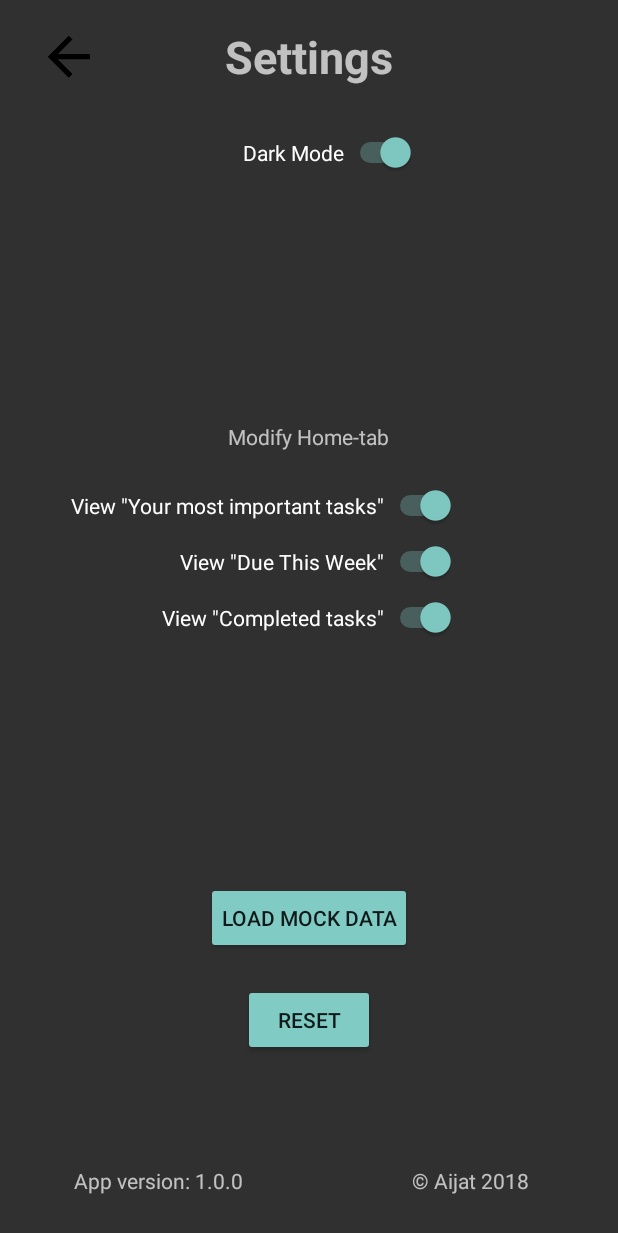
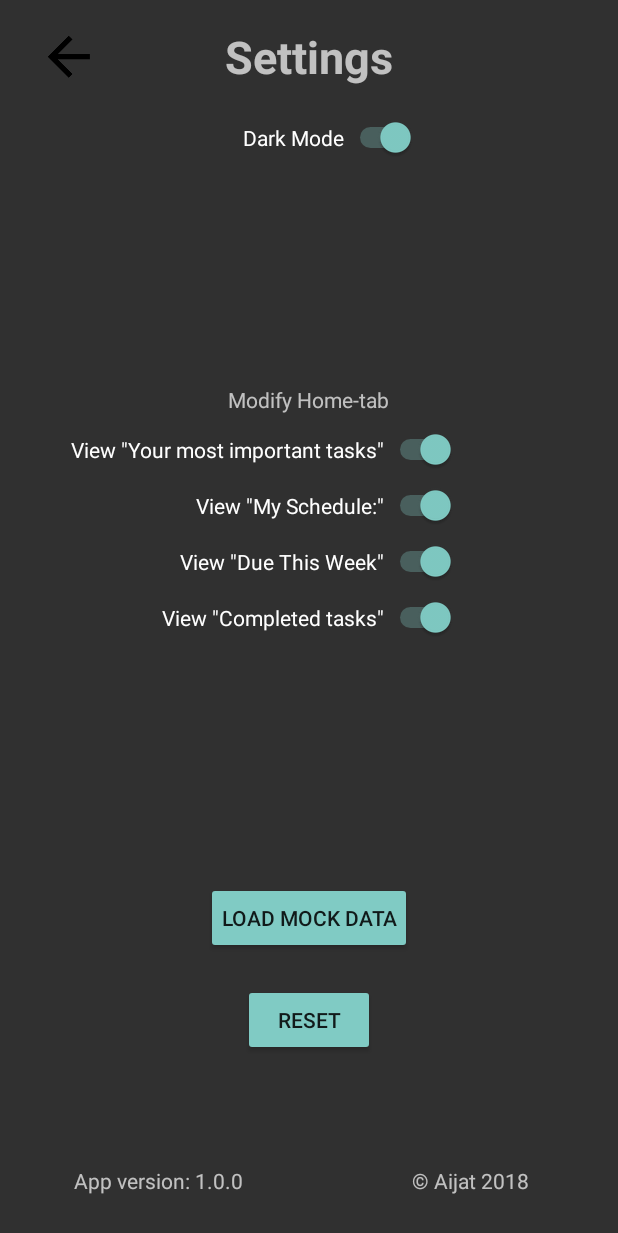
Before and after one commit to laakko/juggernaul, an Android app: the SettingsActivity screen opened directly, with no data from a screen before it, on a phone screen of 412 x 824 dp. Shown: the top 1233 px of the screen. Run offline under Robolectric (Android 15) with nearby library versions, the phone set to English and light mode, and no system bars.

Commit message:
New functionality to home tab: user can add (and remove) tasks to a schedule list

```diff
--- a/juggernaul/app/src/main/java/com/aijat/juggernaul/SettingsActivity.java
+++ b/juggernaul/app/src/main/java/com/aijat/juggernaul/SettingsActivity.java
@@ -21,8 +21,8 @@ public class SettingsActivity extends AppCompatActivity {
     private Button resetBtn;
     private Button generateMockDataBtn;
     private ImageButton backBtn;
-    private Switch darkSwitch, completedSwitch, dueSwitch, importantSwitch;
-    public static boolean completedtasks, duetasks, importanttasks;
+    private Switch darkSwitch, completedSwitch, dueSwitch, importantSwitch, scheduleSwitch;
+    public static boolean completedtasks, duetasks, importanttasks, scheduledtasks;
     // Handle back button
     @Override
     public boolean onKeyDown(int keyCode, KeyEvent event)  {
@@ -48,12 +48,14 @@ public class SettingsActivity extends AppCompatActivity {
         completedSwitch = findViewById(R.id.switchCompleted);
         dueSwitch = findViewById(R.id.switchDueWeek);
         importantSwitch = findViewById(R.id.switchImportant);
+        scheduleSwitch = findViewById(R.id.switchSchedule);
 
         // Save switch states
         darkSwitch.setChecked(sharedPrefs.getBoolean("dark", true));
         completedSwitch.setChecked(sharedPrefs.getBoolean("completedtasks", true));
         dueSwitch.setChecked(sharedPrefs.getBoolean("duetasks", true));
         importantSwitch.setChecked(sharedPrefs.getBoolean("importanttasks", true));
+        scheduleSwitch.setChecked(sharedPrefs.getBoolean("scheduledtasks", true));
 
 
         // Set app background to dark
@@ -139,6 +141,26 @@ public class SettingsActivity extends AppCompatActivity {
             }
         });
 
+        // scheduled tasks - switch
+        scheduleSwitch.setOnClickListener(new View.OnClickListener() {
+            @Override
+            public void onClick(View v) {
+
+                if(scheduleSwitch.isChecked()){
+                    SharedPreferences.Editor editor = getSharedPreferences("com.aijat.juggernaul", MODE_PRIVATE).edit();
+                    editor.putBoolean("scheduledtasks", true);
+                    editor.commit();
+                    startActivity(new Intent(SettingsActivity.this, SettingsActivity.class));
+                } else {
+                    SharedPreferences.Editor editor = getSharedPreferences("com.aijat.juggernaul", MODE_PRIVATE).edit();
+                    editor.putBoolean("scheduledtasks", false);
+                    editor.commit();
+                    startActivity(new Intent(SettingsActivity.this, SettingsActivity.class));
+                }
+
+            }
+        });
+
         resetBtn = findViewById(R.id.resetButton);
         resetBtn.setOnClickListener(new View.OnClickListener() {
             public void onClick(View v) {
@@ -176,7 +198,7 @@ public class SettingsActivity extends AppCompatActivity {
             c.setTime(new Date());
             c.add(Calendar.WEEK_OF_MONTH, 1);
             Date date = c.getTime();
-            Task newTask = new Task("Mock data title no. " + Integer.toString(realIndex), "Description" + Integer.toString(realIndex), Task.Priority.LOW, date, Task.TaskCategory.OTHER, Task.Status.TODO, "User" + Integer.toString(realIndex), "Group" + Integer.toString(realIndex), false);
+            Task newTask = new Task("Mock data title no. " + Integer.toString(realIndex), "Description" + Integer.toString(realIndex), Task.Priority.LOW, date, Task.TaskCategory.OTHER, Task.Status.TODO, "User" + Integer.toString(realIndex), "Group" + Integer.toString(realIndex), false, false);
             mockTasks.add(newTask);
         }
         for (Task task : mockTasks) {
--- a/juggernaul/app/src/main/res/layout/activity_settings.xml
+++ b/juggernaul/app/src/main/res/layout/activity_settings.xml
@@ -35,7 +35,7 @@
         android:layout_height="wrap_content"
         android:layout_alignStart="@+id/resetButton"
         android:layout_below="@+id/textView2"
-        android:layout_marginTop="30dp"
+        android:layout_marginTop="20dp"
         android:gravity="center"
         android:checked="false"
         android:text="Dark Mode" />
@@ -87,9 +87,9 @@
         android:id="@+id/textView"
         android:layout_width="wrap_content"
         android:layout_height="wrap_content"
-        android:layout_above="@+id/switchDueWeek"
+        android:layout_above="@+id/switchImportant"
         android:layout_centerHorizontal="true"
-        android:layout_marginBottom="50dp"
+        android:layout_marginBottom="10dp"
         android:gravity="center"
         android:text="Modify Home-tab" />
 
@@ -115,8 +115,16 @@
         android:id="@+id/switchImportant"
         android:layout_width="wrap_content"
         android:layout_height="wrap_content"
+        android:layout_above="@+id/switchSchedule"
+        android:layout_alignEnd="@+id/switchSchedule"
+        android:text='View "Your most important tasks"' />
+    <Switch
+        android:id="@+id/switchSchedule"
+        android:layout_width="wrap_content"
+        android:layout_height="wrap_content"
         android:layout_above="@+id/switchDueWeek"
         android:layout_alignEnd="@+id/switchDueWeek"
-        android:text='View "Your most important tasks"' />
+        android:layout_marginTop="10dp"
+        android:text='View "My Schedule:"' />
 
 </RelativeLayout>
```
Also changed, not shown: juggernaul/app/src/main/java/com/aijat/juggernaul/HomeTab.java (+88 -7 lines), juggernaul/app/src/main/java/com/aijat/juggernaul/ListTab.java (+12 -2 lines), juggernaul/app/src/main/java/com/aijat/juggernaul/MainActivity.java (+7 -0 lines), juggernaul/app/src/main/java/com/aijat/juggernaul/Task.java (+20 -3 lines), juggernaul/app/src/main/java/com/aijat/juggernaul/TaskService.java (+21 -1 lines), juggernaul/app/src/main/res/layout/fragment_home.xml (+26 -0 lines).
